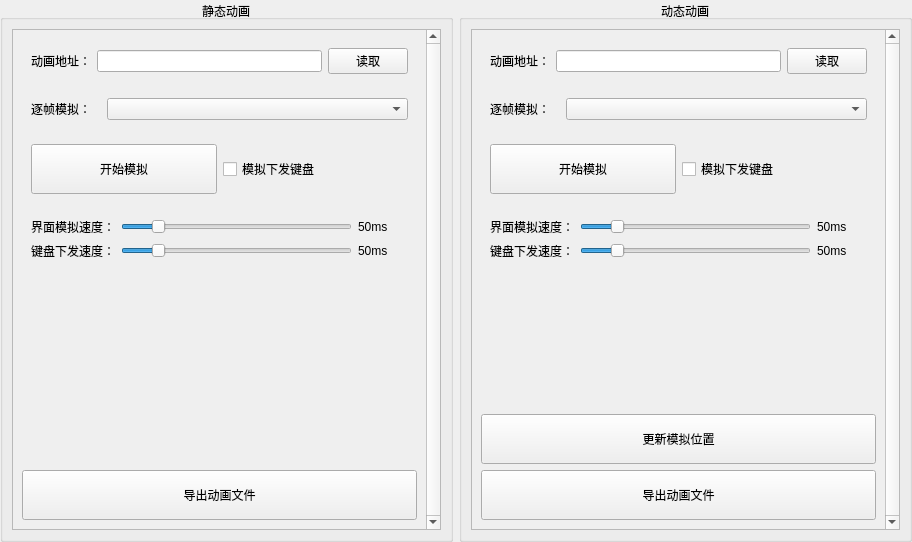
The window that GY_FunctionUi/GY_AnimationSettingUi.ui (GuangYanJiaoHu/GY_KeyMatrixConverter) describes before a commit, drawn with Qt 5.
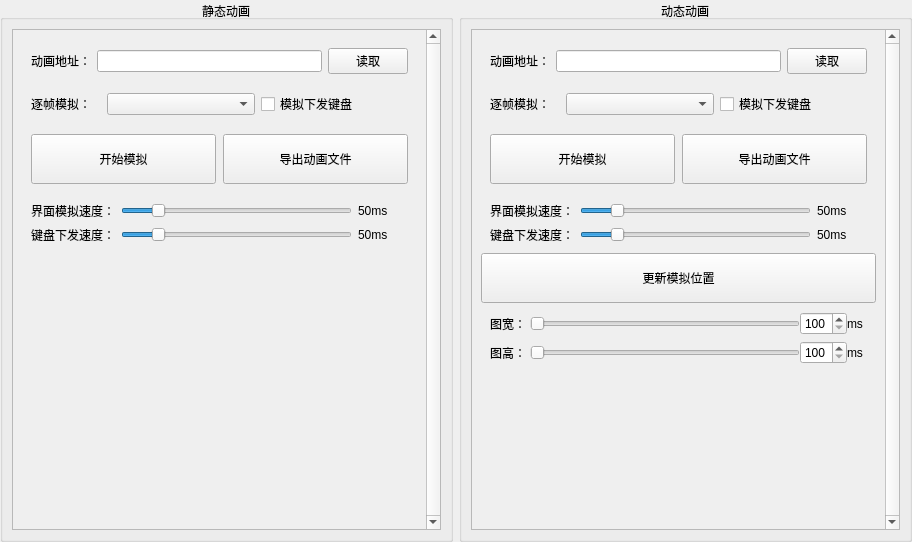
The same window after the commit.

```diff
--- a/GY_FunctionUi/GY_AnimationSettingUi.ui
+++ b/GY_FunctionUi/GY_AnimationSettingUi.ui
@@ -68,6 +68,9 @@
              </rect>
             </property>
             <layout class="QGridLayout" name="gridLayout_12">
+             <property name="verticalSpacing">
+              <number>0</number>
+             </property>
              <item row="0" column="0">
               <widget class="QWidget" name="widget_2" native="true">
                <property name="maximumSize">
@@ -132,6 +135,13 @@
                 <item row="0" column="1">
                  <widget class="QComboBox" name="comboBox_StaticOnlySimulate"/>
                 </item>
+                <item row="0" column="2">
+                 <widget class="QCheckBox" name="checkBox_StaticSend">
+                  <property name="text">
+                   <string>模拟下发键盘</string>
+                  </property>
+                 </widget>
+                </item>
                </layout>
               </widget>
              </item>
@@ -144,6 +154,9 @@
                 </size>
                </property>
                <layout class="QGridLayout" name="gridLayout_7">
+                <property name="horizontalSpacing">
+                 <number>7</number>
+                </property>
                 <item row="0" column="0">
                  <widget class="QPushButton" name="pushButton_StaticStart">
                   <property name="minimumSize">
@@ -157,10 +170,16 @@
                   </property>
                  </widget>
                 </item>
-                <item row="0" column="1">
-                 <widget class="QCheckBox" name="checkBox_StaticSend">
+                <item row="0" column="2">
+                 <widget class="QPushButton" name="pushButton_StaticExport">
+                  <property name="minimumSize">
+                   <size>
+                    <width>0</width>
+                    <height>50</height>
+                   </size>
+                  </property>
                   <property name="text">
-                   <string>模拟下发键盘</string>
+                   <string>导出动画文件</string>
                   </property>
                  </widget>
                 </item>
@@ -282,19 +301,6 @@
                </property>
               </spacer>
              </item>
-             <item row="5" column="0">
-              <widget class="QPushButton" name="pushButton_StaticExport">
-               <property name="minimumSize">
-                <size>
-                 <width>0</width>
-                 <height>50</height>
-                </size>
-               </property>
-               <property name="text">
-                <string>导出动画文件</string>
-               </property>
-              </widget>
-             </item>
             </layout>
            </widget>
           </widget>
@@ -329,138 +335,149 @@
              </rect>
             </property>
             <layout class="QGridLayout" name="gridLayout_14">
-             <item row="1" column="0">
-              <widget class="QWidget" name="widget_6" native="true">
-               <property name="maximumSize">
-                <size>
-                 <width>16777215</width>
-                 <height>50</height>
-                </size>
-               </property>
-               <layout class="QGridLayout" name="gridLayout_10">
-                <item row="0" column="0">
-                 <widget class="QLabel" name="label_DynamicOnlySimulate">
-                  <property name="maximumSize">
-                   <size>
-                    <width>70</width>
-                    <height>16777215</height>
-                   </size>
-                  </property>
-                  <property name="text">
-                   <string>逐帧模拟：</string>
-                  </property>
-                 </widget>
-                </item>
-                <item row="0" column="1">
-                 <widget class="QComboBox" name="comboBox_DynamicOnlySimulate"/>
-                </item>
-               </layout>
-              </widget>
-             </item>
-             <item row="5" column="0">
-              <widget class="QPushButton" name="pushButton_DynamicUpdateSimulatePos">
-               <property name="minimumSize">
-                <size>
-                 <width>0</width>
-                 <height>50</height>
-                </size>
-               </property>
-               <property name="text">
-                <string>更新模拟位置</string>
-               </property>
-              </widget>
-             </item>
-             <item row="6" column="0">
-              <widget class="QPushButton" name="pushButton_DynamicExport">
-               <property name="minimumSize">
-                <size>
-                 <width>0</width>
-                 <height>50</height>
-                </size>
-               </property>
-               <property name="text">
-                <string>导出动画文件</string>
-               </property>
-              </widget>
-             </item>
-             <item row="2" column="0">
-              <widget class="QWidget" name="widget_7" native="true">
+             <property name="horizontalSpacing">
+              <number>7</number>
+             </property>
+             <property name="verticalSpacing">
+              <number>0</number>
+             </property>
+             <item row="7" column="0">
+              <widget class="QWidget" name="widget_10" native="true">
                <property name="maximumSize">
                 <size>
                  <width>16777215</width>
                  <height>80</height>
                 </size>
                </property>
-               <layout class="QGridLayout" name="gridLayout_11">
-                <item row="0" column="0">
-                 <widget class="QPushButton" name="pushButton_DynamicStart">
+               <layout class="QGridLayout" name="gridLayout_15">
+                <property name="horizontalSpacing">
+                 <number>0</number>
+                </property>
+                <item row="1" column="0">
+                 <widget class="QLabel" name="label_DynamicSend_2">
                   <property name="minimumSize">
                    <size>
-                    <width>0</width>
-                    <height>50</height>
+                    <width>40</width>
+                    <height>0</height>
                    </size>
                   </property>
+                  <property name="maximumSize">
+                   <size>
+                    <width>40</width>
+                    <height>16777215</height>
+                   </size>
+                  </property>
                   <property name="text">
-                   <string>开始模拟</string>
+                   <string>图高：</string>
                   </property>
                  </widget>
                 </item>
-                <item row="0" column="1">
-                 <widget class="QCheckBox" name="checkBox_DynamicSend">
+                <item row="0" column="3">
+                 <widget class="QLabel" name="label_PixmapWidth">
+                  <property name="minimumSize">
+                   <size>
+                    <width>20</width>
+                    <height>0</height>
+                   </size>
+                  </property>
+                  <property name="maximumSize">
+                   <size>
+                    <width>20</width>
+                    <height>16777215</height>
+                   </size>
+                  </property>
                   <property name="text">
-                   <string>模拟下发键盘</string>
+                   <string>ms</string>
                   </property>
                  </widget>
                 </item>
-               </layout>
-              </widget>
-             </item>
-             <item row="4" column="0">
-              <spacer name="verticalSpacer_2">
-               <property name="orientation">
-                <enum>Qt::Orientation::Vertical</enum>
-               </property>
-               <property name="sizeHint" stdset="0">
-                <size>
-                 <width>17</width>
-                 <height>116</height>
-                </size>
-               </property>
-              </spacer>
-             </item>
-             <item row="0" column="0">
-              <widget class="QWidget" name="widget_5" native="true">
-               <property name="maximumSize">
-                <size>
-                 <width>16777215</width>
-                 <height>50</height>
-                </size>
-               </property>
-               <layout class="QGridLayout" name="gridLayout_9">
-                <item row="0" column="0">
-                 <widget class="QLabel" name="label_DynamicReadPath">
+                <item row="1" column="1">
+                 <widget class="QSlider" name="horizontalSlider_PixmapHeight">
+                  <property name="minimum">
+                   <number>100</number>
+                  </property>
+                  <property name="maximum">
+                   <number>400</number>
+                  </property>
+                  <property name="value">
+                   <number>100</number>
+                  </property>
+                  <property name="orientation">
+                   <enum>Qt::Orientation::Horizontal</enum>
+                  </property>
+                 </widget>
+                </item>
+                <item row="0" column="1">
+                 <widget class="QSlider" name="horizontalSlider_PixmapWidth">
+                  <property name="minimum">
+                   <number>100</number>
+                  </property>
+                  <property name="maximum">
+                   <number>400</number>
+                  </property>
+                  <property name="value">
+                   <number>100</number>
+                  </property>
+                  <property name="orientation">
+                   <enum>Qt::Orientation::Horizontal</enum>
+                  </property>
+                 </widget>
+                </item>
+                <item row="1" column="3">
+                 <widget class="QLabel" name="label_PixmapHeight">
+                  <property name="minimumSize">
+                   <size>
+                    <width>20</width>
+                    <height>0</height>
+                   </size>
+                  </property>
                   <property name="maximumSize">
                    <size>
-                    <width>70</width>
+                    <width>20</width>
                     <height>16777215</height>
                    </size>
                   </property>
                   <property name="text">
-                   <string>动画地址：</string>
+                   <string>ms</string>
                   </property>
                  </widget>
                 </item>
-                <item row="0" column="1">
-                 <widget class="QLineEdit" name="lineEdit_DynamicReadPath">
-                  <property name="readOnly">
-                   <bool>true</bool>
+                <item row="0" column="0">
+                 <widget class="QLabel" name="label_DynamicUi_2">
+                  <property name="minimumSize">
+                   <size>
+                    <width>40</width>
+                    <height>0</height>
+                   </size>
+                  </property>
+                  <property name="maximumSize">
+                   <size>
+                    <width>40</width>
+                    <height>16777215</height>
+                   </size>
+                  </property>
+                  <property name="text">
+                   <string>图宽：</string>
                   </property>
                  </widget>
                 </item>
                 <item row="0" column="2">
-                 <widget class="QPushButton" name="pushButton_DynamicReadPath">
-                  <property name="text">
-                   <string>读取</string>
+                 <widget class="QSpinBox" name="spinBox_PixmapWidth">
+                  <property name="minimum">
+                   <number>100</number>
+                  </property>
+                  <property name="maximum">
+                   <number>400</number>
+                  </property>
+                 </widget>
+                </item>
+                <item row="1" column="2">
+                 <widget class="QSpinBox" name="spinBox_PixmapHeight">
+                  <property name="minimum">
+                   <number>100</number>
+                  </property>
+                  <property name="maximum">
+                   <number>400</number>
                   </property>
                  </widget>
                 </item>
@@ -563,6 +580,147 @@
                </layout>
               </widget>
              </item>
+             <item row="0" column="0">
+              <widget class="QWidget" name="widget_5" native="true">
+               <property name="maximumSize">
+                <size>
+                 <width>16777215</width>
+                 <height>50</height>
+                </size>
+               </property>
+               <layout class="QGridLayout" name="gridLayout_9">
+                <item row="0" column="0">
+                 <widget class="QLabel" name="label_DynamicReadPath">
+                  <property name="maximumSize">
+                   <size>
+                    <width>70</width>
+                    <height>16777215</height>
+                   </size>
+                  </property>
+                  <property name="text">
+                   <string>动画地址：</string>
+                  </property>
+                 </widget>
+                </item>
+                <item row="0" column="1">
+                 <widget class="QLineEdit" name="lineEdit_DynamicReadPath">
+                  <property name="readOnly">
+                   <bool>true</bool>
+                  </property>
+                 </widget>
+                </item>
+                <item row="0" column="2">
+                 <widget class="QPushButton" name="pushButton_DynamicReadPath">
+                  <property name="text">
+                   <string>读取</string>
+                  </property>
+                 </widget>
+                </item>
+               </layout>
+              </widget>
+             </item>
+             <item row="2" column="0">
+              <widget class="QWidget" name="widget_7" native="true">
+               <property name="maximumSize">
+                <size>
+                 <width>16777215</width>
+                 <height>80</height>
+                </size>
+               </property>
+               <layout class="QGridLayout" name="gridLayout_11">
+                <property name="horizontalSpacing">
+                 <number>7</number>
+                </property>
+                <item row="0" column="0">
+                 <widget class="QPushButton" name="pushButton_DynamicStart">
+                  <property name="minimumSize">
+                   <size>
+                    <width>0</width>
+                    <height>50</height>
+                   </size>
+                  </property>
+                  <property name="text">
+                   <string>开始模拟</string>
+                  </property>
+                 </widget>
+                </item>
+                <item row="0" column="2">
+                 <widget class="QPushButton" name="pushButton_DynamicExport">
+                  <property name="minimumSize">
+                   <size>
+                    <width>0</width>
+                    <height>50</height>
+                   </size>
+                  </property>
+                  <property name="text">
+                   <string>导出动画文件</string>
+                  </property>
+                 </widget>
+                </item>
+               </layout>
+              </widget>
+             </item>
+             <item row="1" column="0">
+              <widget class="QWidget" name="widget_6" native="true">
+               <property name="maximumSize">
+                <size>
+                 <width>16777215</width>
+                 <height>50</height>
+                </size>
+               </property>
+               <layout class="QGridLayout" name="gridLayout_10">
+                <item row="0" column="1">
+                 <widget class="QComboBox" name="comboBox_DynamicOnlySimulate"/>
+                </item>
+                <item row="0" column="0">
+                 <widget class="QLabel" name="label_DynamicOnlySimulate">
+                  <property name="maximumSize">
+                   <size>
+                    <width>70</width>
+                    <height>16777215</height>
+                   </size>
+                  </property>
+                  <property name="text">
+                   <string>逐帧模拟：</string>
+                  </property>
+                 </widget>
+                </item>
+                <item row="0" column="2">
+                 <widget class="QCheckBox" name="checkBox_DynamicSend">
+                  <property name="text">
+                   <string>模拟下发键盘</string>
+                  </property>
+                 </widget>
+                </item>
+               </layout>
+              </widget>
+             </item>
+             <item row="6" column="0">
+              <widget class="QPushButton" name="pushButton_DynamicUpdateSimulatePos">
+               <property name="minimumSize">
+                <size>
+                 <width>0</width>
+                 <height>50</height>
+                </size>
+               </property>
+               <property name="text">
+                <string>更新模拟位置</string>
+               </property>
+              </widget>
+             </item>
+             <item row="8" column="0">
+              <spacer name="verticalSpacer_2">
+               <property name="orientation">
+                <enum>Qt::Orientation::Vertical</enum>
+               </property>
+               <property name="sizeHint" stdset="0">
+                <size>
+                 <width>17</width>
+                 <height>116</height>
+                </size>
+               </property>
+              </spacer>
+             </item>
             </layout>
            </widget>
           </widget>
```
